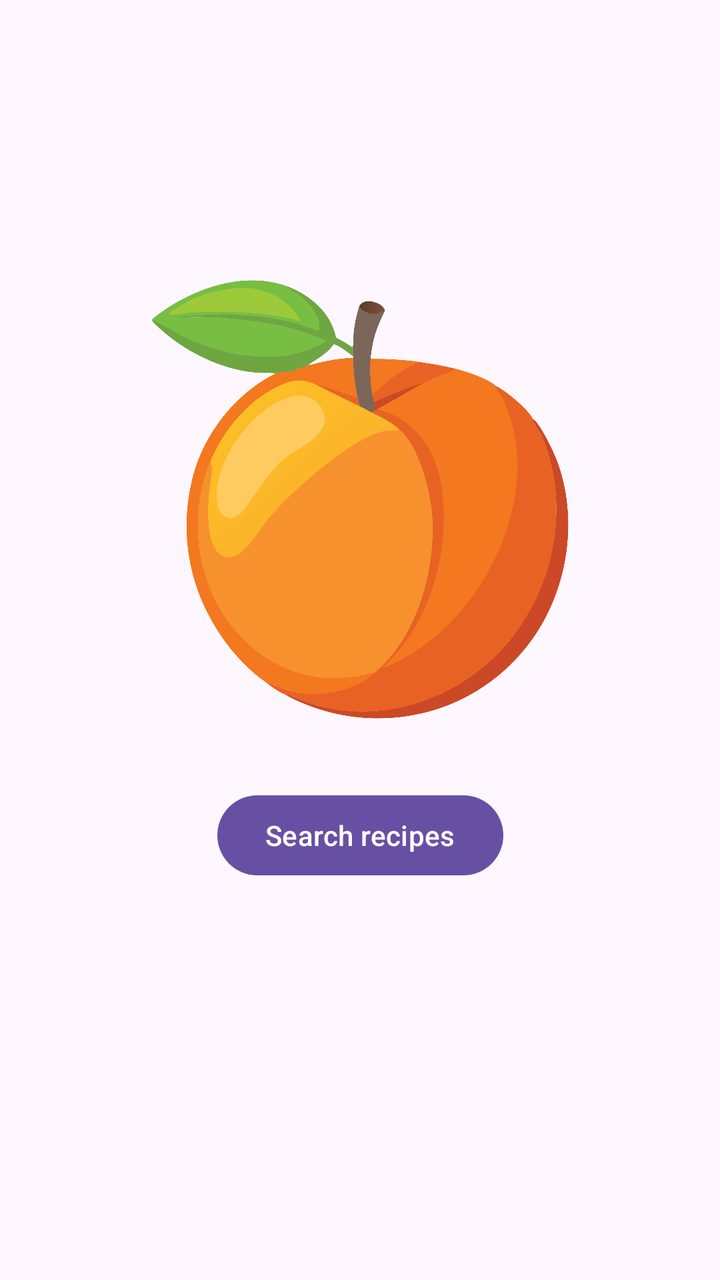
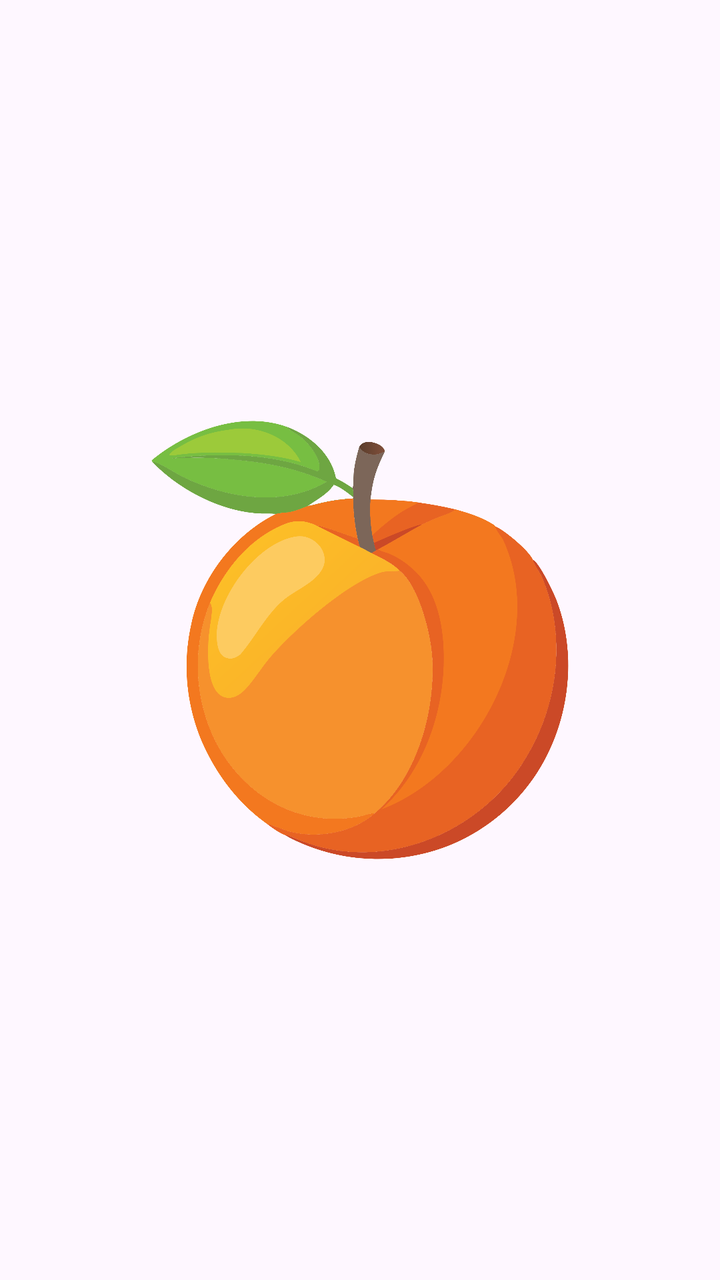

Two renders of the same Android screen: before a commit and after it. Below are the layout's source before the change and the commit's diff.
<!-- AndroidManifest.xml: application theme Theme.Apricot -->
<!-- res/layout/fragment_home.xml -->
<?xml version="1.0" encoding="utf-8"?>
<androidx.constraintlayout.widget.ConstraintLayout xmlns:android="http://schemas.android.com/apk/res/android"
    xmlns:app="http://schemas.android.com/apk/res-auto"
    xmlns:tools="http://schemas.android.com/tools"
    android:layout_width="match_parent"
    android:layout_height="match_parent"
    tools:context=".ui.fragments.HomeFragment">

    <ImageView
        android:id="@+id/imageViewAppIcon"
        android:layout_width="0dp"
        android:layout_height="wrap_content"
        android:adjustViewBounds="true"
        android:contentDescription="@string/app_name"
        android:src="@drawable/apricot_icon_raster"
        app:layout_constraintWidth_percent="0.8"
        app:layout_constraintBottom_toBottomOf="parent"
        app:layout_constraintEnd_toEndOf="parent"
        app:layout_constraintStart_toStartOf="parent"
        app:layout_constraintTop_toTopOf="parent"
        app:layout_constraintVertical_bias="0.30" />

    <Button
        android:id="@+id/buttonSearchHome"
        android:layout_width="wrap_content"
        android:layout_height="wrap_content"
        android:text="@string/button_search_recipes"
        app:layout_constraintEnd_toEndOf="parent"
        app:layout_constraintStart_toStartOf="parent"
        app:layout_constraintTop_toBottomOf="@id/imageViewAppIcon" />

</androidx.constraintlayout.widget.ConstraintLayout>
<!-- resources referenced by this layout -->
<resources>
  <!-- drawable apricot_icon_raster: png bitmap (drawable, 262436 bytes) -->
  <string name="app_name">Apricot</string>
  <string name="button_search_recipes">Search recipes</string>
  <style name="Theme.Apricot" parent="Base.Theme.Apricot" />
  <style name="Base.Theme.Apricot" parent="Theme.Material3.DayNight.NoActionBar">
          
          
      </style>
</resources>

<!-- the commit's change to res/layout/fragment_home.xml (unified diff, before → after) -->
@@ -17,16 +17,6 @@
         app:layout_constraintBottom_toBottomOf="parent"
         app:layout_constraintEnd_toEndOf="parent"
         app:layout_constraintStart_toStartOf="parent"
-        app:layout_constraintTop_toTopOf="parent"
-        app:layout_constraintVertical_bias="0.30" />
-
-    <Button
-        android:id="@+id/buttonSearchHome"
-        android:layout_width="wrap_content"
-        android:layout_height="wrap_content"
-        android:text="@string/button_search_recipes"
-        app:layout_constraintEnd_toEndOf="parent"
-        app:layout_constraintStart_toStartOf="parent"
-        app:layout_constraintTop_toBottomOf="@id/imageViewAppIcon" />
+        app:layout_constraintTop_toTopOf="parent" />
 
 </androidx.constraintlayout.widget.ConstraintLayout>
<!-- resource entries referenced after the edit -->
@@ -2,7 +2,6 @@
 <resources>
   <!-- drawable apricot_icon_raster: png bitmap (drawable, 262436 bytes) -->
   <string name="app_name">Apricot</string>
-  <string name="button_search_recipes">Search recipes</string>
   <style name="Theme.Apricot" parent="Base.Theme.Apricot" />
   <style name="Base.Theme.Apricot" parent="Theme.Material3.DayNight.NoActionBar">
           
